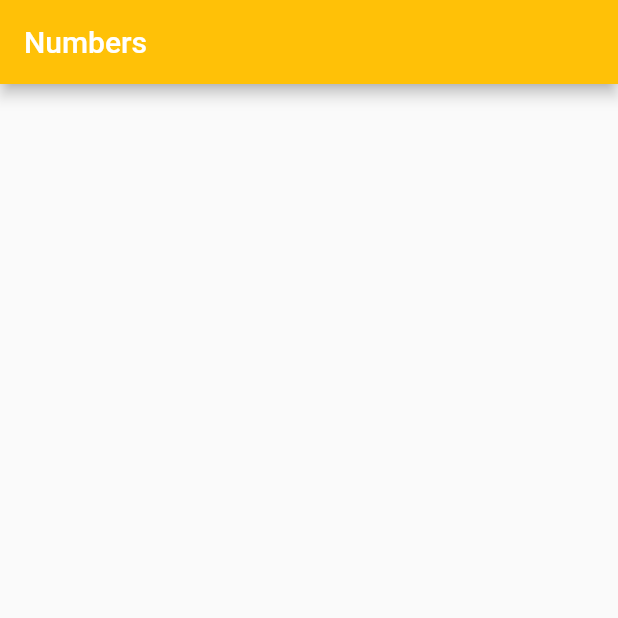
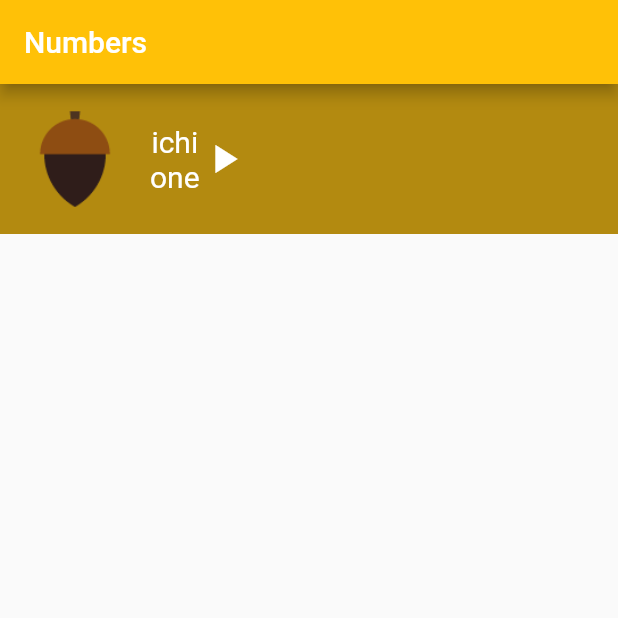
Before and after one commit to MOoRoshdy/FLUTTER_PROJECTS_APP, a Flutter app: the screen it shows after launch, after a tap on "Numbers", on a phone screen of 412 x 824 dp, the top half of it. Run offline on Flutter 3.47's test engine with Material 2 defaults, Android fonts, the phone set to English and light mode, and no system bars.

Commit message:
make container in numbers page contine row widget

```diff
--- a/language_learn_app/lib/screens/numbers_page.dart
+++ b/language_learn_app/lib/screens/numbers_page.dart
@@ -13,9 +13,29 @@ class NumbersPage extends StatelessWidget {
           backgroundColor: Colors.amber,
         ),
         body: Container(
+          color: const Color.fromARGB(255, 179, 138, 16),
+          height: 100,
           child: Row(
             children: [
-
+              Image.asset('assets/images/numbers/number_one.png'),
+              Column(
+                mainAxisAlignment: MainAxisAlignment.center,
+                children: [
+                  Text(
+                    'ichi',
+                    style: TextStyle(color: Colors.white, fontSize: 20),
+                  ),
+                  Text(
+                    'one',
+                    style: TextStyle(color: Colors.white, fontSize: 20),
+                  ),
+                ],
+              ),
+              Icon(
+                Icons.play_arrow,
+                color: Colors.white,
+                size: 32,
+              )
             ],
           ),
         ),
```
Also changed, not shown: language_learn_app/pubspec.yaml (+4 -3 lines).
